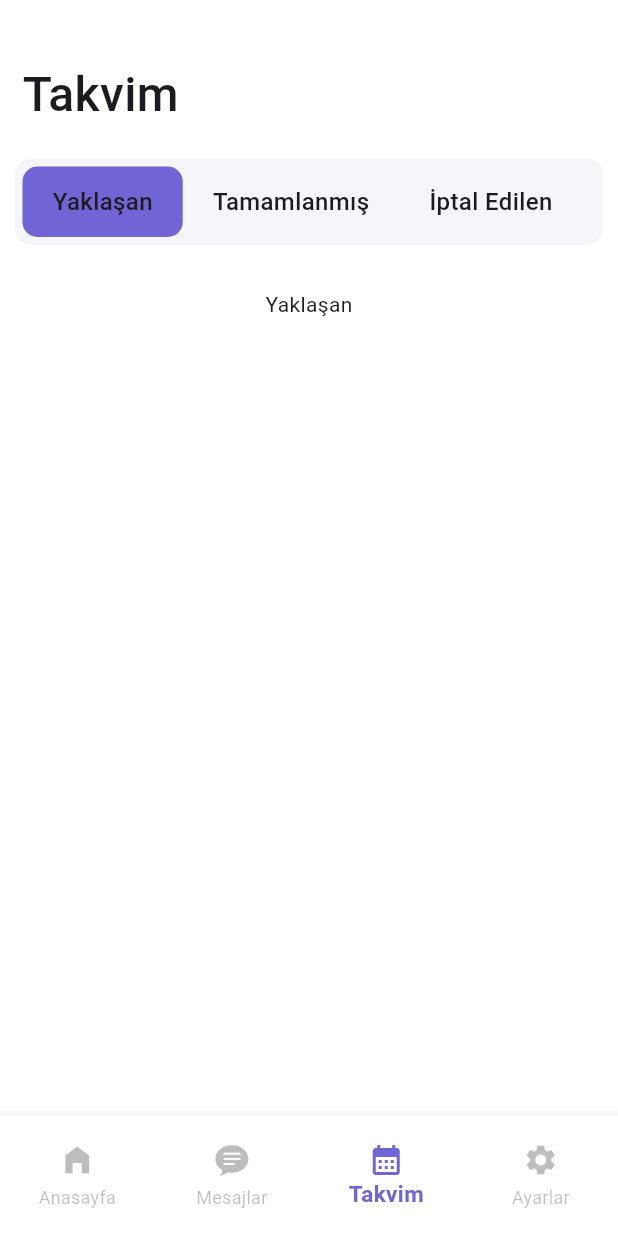
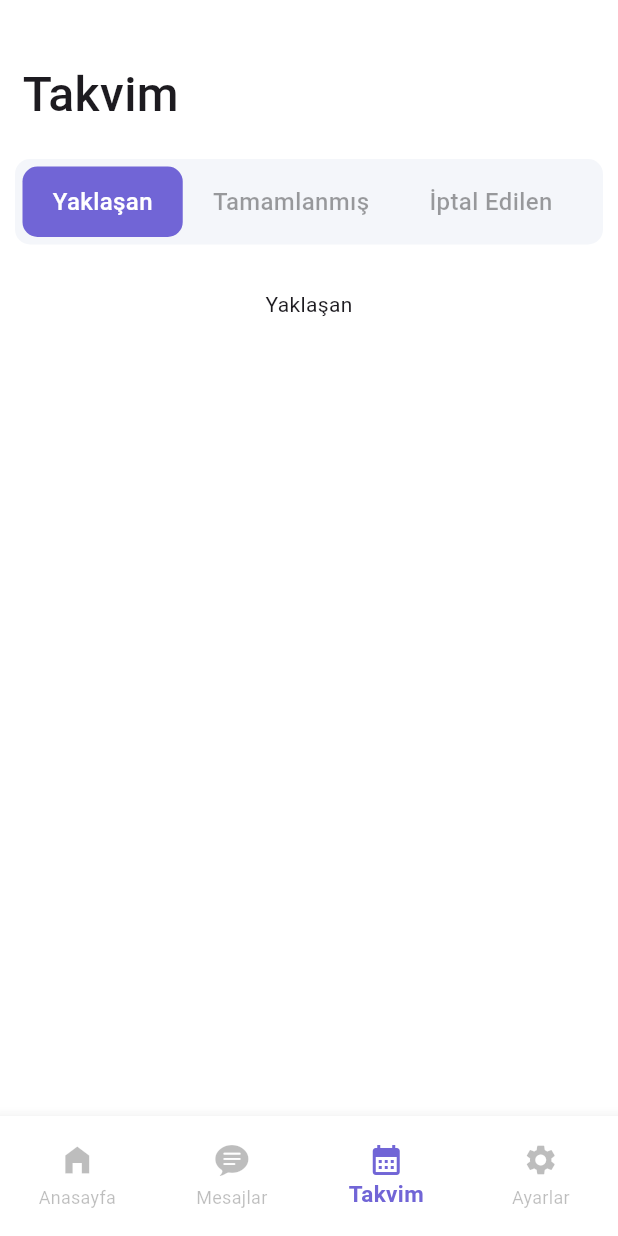
Before and after one commit to mmkocak/saglikapp, a Flutter app: the NavbarRoots screen opened directly, item 3 of the bottom bar chosen, on a phone screen of 412 x 824 dp. Run offline on Flutter 3.47's test engine with Material 3 defaults, Android fonts, the phone set to English and light mode, and no system bars.

Commit message:
Hata düzeltmesi

```diff
--- a/lib/view/schedule/schedule_Screen.dart
+++ b/lib/view/schedule/schedule_Screen.dart
@@ -66,9 +66,10 @@ class _ScheduleScreenState extends State<ScheduleScreen> {
                             : Colors.transparent,
                         borderRadius: BorderRadius.circular(10),
                       ),
-                      child: const Text(
+                      child:  Text(
                         "Yaklaşan",
                         style: TextStyle(
+                         color: _buttonIndex == 0 ? Colors.white:Colors.black38,
                           fontSize: 16,
                           fontWeight: FontWeight.w500,
                         ),
@@ -90,9 +91,10 @@ class _ScheduleScreenState extends State<ScheduleScreen> {
                             : Colors.transparent,
                         borderRadius: BorderRadius.circular(10),
                       ),
-                      child: const Text(
+                      child:  Text(
                         "Tamamlanmış",
                         style: TextStyle(
+                          color: _buttonIndex == 1 ? Colors.white:Colors.black38,
                           fontSize: 16,
                           fontWeight: FontWeight.w500,
                         ),
@@ -114,9 +116,10 @@ class _ScheduleScreenState extends State<ScheduleScreen> {
                             : Colors.transparent,
                         borderRadius: BorderRadius.circular(10),
                       ),
-                      child: const Text(
+                      child:  Text(
                         "İptal Edilen",
                         style: TextStyle(
+                         color: _buttonIndex == 2 ? Colors.white:Colors.black38,
                           fontSize: 16,
                           fontWeight: FontWeight.w500,
                         ),
```
